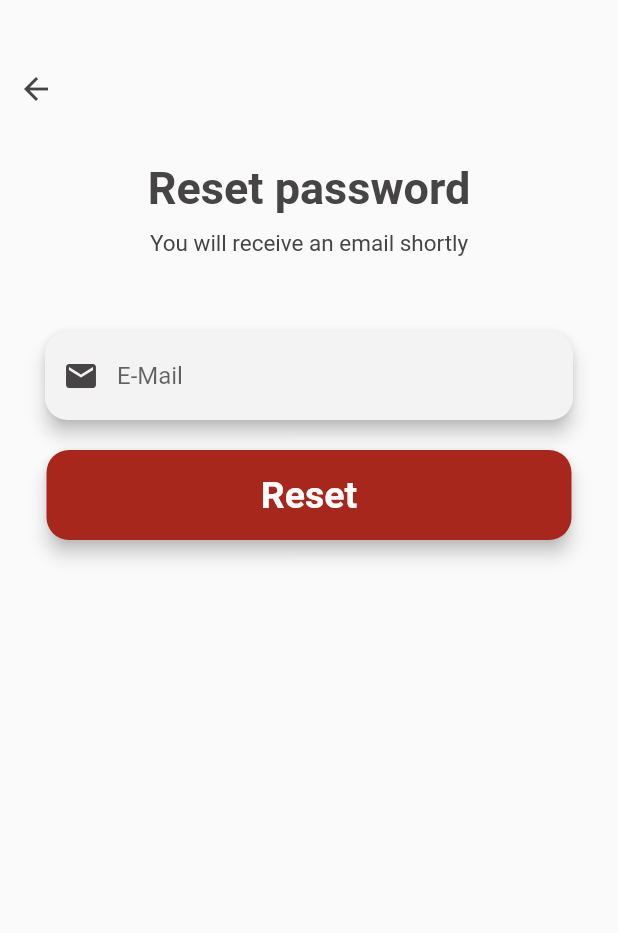
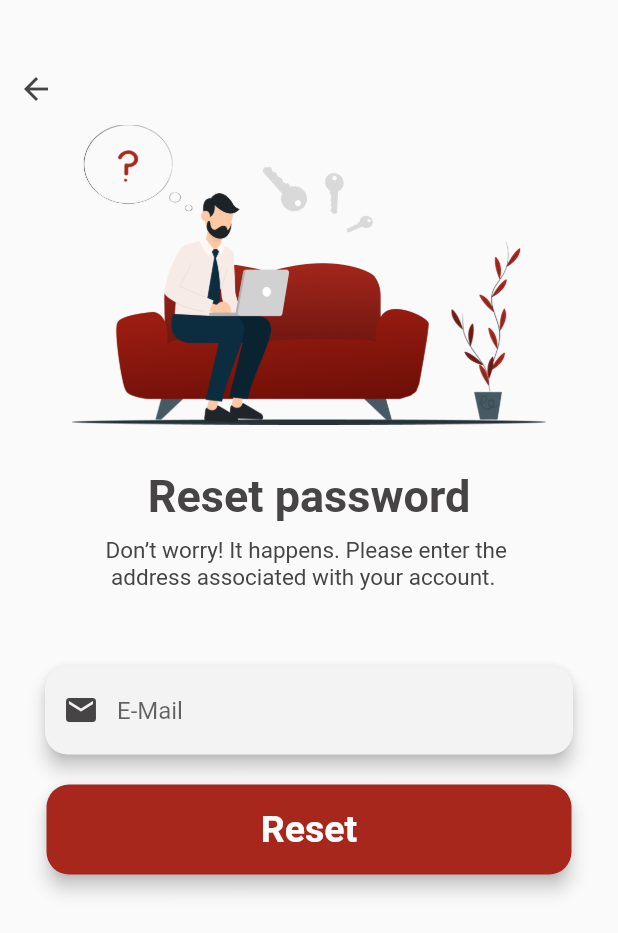
Before and after one commit to aronmilojevic/RedResQ_App, a Flutter app: the ResetPasswordPage screen opened directly, on a phone screen of 412 x 824 dp. Shown: the top 933 px of the screen. Run offline on Flutter 3.47's test engine with Material 2 defaults, Android fonts, the phone set to English and light mode, and no system bars; our stand-ins replace connectivity, flutter_local_notifications.

Commit message:
Design und Code önderungen vorgenommen im Bereich Password Reset

```diff
--- a/lib/login_register/password_reset_1.dart
+++ b/lib/login_register/password_reset_1.dart
@@ -1,12 +1,17 @@
 import 'package:flutter/material.dart';
 import 'package:redresq_app/components/my_colors.dart';
-import 'package:redresq_app/login_register/password_reset_2.dart';
+import 'package:redresq_app/login_register/password_reset_code_input.dart';
 
-class ResetPasswordPage extends StatelessWidget {
+class ResetPasswordPage extends StatefulWidget {
+  const ResetPasswordPage({Key? key}) : super(key: key);
+
+  @override
+  _ResetPasswordPageState createState() => _ResetPasswordPageState();
+}
+
+class _ResetPasswordPageState extends State<ResetPasswordPage> {
   final TextEditingController emailController = TextEditingController();
-  late String userEmail;
-
-  ResetPasswordPage({Key? key}) : super(key: key);
+  String userEmail = "";
 
   @override
   Widget build(BuildContext context) {
@@ -16,7 +21,6 @@ class ResetPasswordPage extends StatelessWidget {
           mainAxisAlignment: MainAxisAlignment.start,
           children: [
             SizedBox(height: 35),
-
             Align(
               alignment: Alignment.topLeft,
               child: IconButton(
@@ -27,9 +31,13 @@ class ResetPasswordPage extends StatelessWidget {
                 color: Color(0xff464444),
               ),
             ),
-
-            SizedBox(height: 25),
-
+            const Image(
+              image: AssetImage('lib/assets/reset/forget_password.png'),
+              width: 550,
+              height: 200,
+              fit: BoxFit.contain,
+            ),
+            SizedBox(height: 30),
             Text(
               'Reset password',
               style: TextStyle(
@@ -38,19 +46,15 @@ class ResetPasswordPage extends StatelessWidget {
                 fontWeight: FontWeight.bold,
               ),
             ),
-
             SizedBox(height: 10),
-
             Text(
-              'You will receive an email shortly',
+              'Don’t worry! It happens. Please enter the \n address associated with your account.',
               style: TextStyle(
                 color: Color(0xff464444),
                 fontSize: 15,
               ),
             ),
-
             SizedBox(height: 50),
-
             Padding(
               padding: EdgeInsets.symmetric(horizontal: 30.0),
               child: Material(
@@ -60,7 +64,9 @@ class ResetPasswordPage extends StatelessWidget {
                 child: TextField(
                   controller: emailController,
                   onChanged: (value) {
-                    userEmail = value;
+                    setState(() {
+                      userEmail = value;
+                    });
                   },
                   decoration: InputDecoration(
                     enabledBorder: OutlineInputBorder(
@@ -76,18 +82,18 @@ class ResetPasswordPage extends StatelessWidget {
                 ),
               ),
             ),
-
             SizedBox(height: 20),
-
             Material(
               elevation: 5,
               borderRadius: BorderRadius.all(Radius.circular(15)),
               color: myRedColor,
               child: MaterialButton(
-                  onPressed: () {
+                onPressed: () {
                   Navigator.push(
                     context,
-                    MaterialPageRoute(builder: (context) => SecondReset()),
+                    MaterialPageRoute(
+                      builder: (context) => ResetCodeInput(email: userEmail),
+                    ),
                   );
                 },
                 minWidth: 350,
--- a/lib/login_register/password_reset_2.dart
+++ b/lib/login_register/password_reset_2.dart
@@ -1,3 +1,4 @@
+// ist nicht mehr in verwendung
 import 'package:flutter/material.dart';
 import 'package:redresq_app/components/my_colors.dart';
 import 'package:redresq_app/login_register/password_reset_code_input.dart';
@@ -41,6 +42,7 @@ class SecondReset extends StatelessWidget {
 
             const Spacer(),
 
+            /*
             Material(
               elevation: 5,
               borderRadius: const BorderRadius.only(topLeft: Radius.circular(15), topRight: Radius.circular(15), bottomLeft: Radius.circular(15), bottomRight: Radius.circular(15)),
@@ -66,6 +68,7 @@ class SecondReset extends StatelessWidget {
                 ),
               ),
             ),
+            */
 
             const SizedBox(height: 20),
           ],
--- a/pubspec.yaml
+++ b/pubspec.yaml
@@ -83,6 +83,7 @@ flutter:
     - lib/assets/quiz/
     - lib/assets/ranking/
     - lib/assets/logos/
+    - lib/assets/reset/
 
   # An image asset can refer to one or more resolution-specific "variants", see
   # https://flutter.dev/assets-and-images/#resolution-aware
```
Also changed, not shown: lib/login_register/create_new_password.dart (+11 -11 lines), lib/login_register/password_reset_code_input.dart (+25 -5 lines), lib/login_register/register_formular_1.dart (+8 -2 lines), lib/login_register/register_formular_2.dart (+5 -4 lines), lib/login_register/register_formular_3.dart (+24 -21 lines), lib/login_register/user.dart (+35 -13 lines), lib/assets/reset/code.png (added), lib/assets/reset/forget_password.png (added), lib/assets/reset/new_password.png (added).
